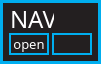
First picture: the form in standalone/advanced/forms/navBoxForm.ui, repository Muse-Kinetics/softstep_editor, before the edit.
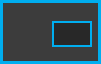
Second picture: the form after the edit. Icons and pictures are not drawn.

Commit message: added stylesheets to resources for dynamically setting the correct keybox number. made backgrounds on setlist, settings, and key windows a bit lighter. matched some colors a little better.

The edit to the form file:
```diff
--- a/standalone/advanced/forms/navBoxForm.ui
+++ b/standalone/advanced/forms/navBoxForm.ui
@@ -16,14 +16,14 @@
   <property name="styleSheet">
    <string notr="true">QWidget
 {
-	background:		rgb(35,31,32);
+	background:		rgb(60, 60, 60);
 	border: 3px solid rgb(0,174,239);
 }
 
 /* ---------- QLabels ------------*/
 QLabel
 {
-	background:		rgba(0,0,0,0);
+	background:		none;
 	color: 				white;
 	font: 				10pt &quot;Futura&quot;;
 	border:				none;
@@ -34,20 +34,26 @@
 	border:				none;
 }
 
-/* ---------- QPushButtons ------------*/
+/*---------- QPushButton ---------*/
 QPushButton
 {
-	background:		rgba(0,0,0,0);
-	color: 				white;
-	font: 				10pt &quot;Futura&quot;;
-	border:				2px solid rgb(0,174,239);
+	background: none;
+	border: none;
+	image: url(:/resources/openkeywindowNav_inactive.png)
+}
+
+QPushButton:pressed
+{
+	background: none;
+	border: none;
+	image: url(:/resources/openkeywindowNav_active.png);
 }
 
 /* ---------- QLineEdit ------------*/
 QLineEdit
 {
-	font: 10pt &quot;Futura&quot;;
-	background: rgba(0,174,239,0);
+	font: 12pt &quot;Droid Sans Mono&quot;;
+	background: rgb(40, 40, 40);
 	border: 2px solid rgb(0,174,239);
 	border-radius: 0px;
 	color: white;
@@ -80,10 +86,10 @@
   <widget class="QPushButton" name="openNavWindow">
    <property name="geometry">
     <rect>
-     <x>9</x>
-     <y>33</y>
+     <x>7</x>
+     <y>0</y>
      <width>40</width>
-     <height>22</height>
+     <height>64</height>
     </rect>
    </property>
    <property name="font">
@@ -93,53 +99,22 @@
     </font>
    </property>
    <property name="text">
-    <string>open</string>
+    <string/>
    </property>
   </widget>
   <widget class="QLineEdit" name="keyName">
    <property name="geometry">
     <rect>
      <x>52</x>
-     <y>33</y>
+     <y>21</y>
      <width>40</width>
-     <height>22</height>
+     <height>26</height>
     </rect>
    </property>
    <property name="maxLength">
     <number>4</number>
    </property>
   </widget>
-  <widget class="QLabel" name="navLabel">
-   <property name="geometry">
-    <rect>
-     <x>10</x>
-     <y>4</y>
-     <width>44</width>
-     <height>30</height>
-    </rect>
-   </property>
-   <property name="font">
-    <font>
-     <family>Futura</family>
-     <pointsize>18</pointsize>
-     <weight>50</weight>
-     <italic>false</italic>
-     <bold>false</bold>
-    </font>
-   </property>
-   <property name="styleSheet">
-    <string notr="true">QLabel
-{
-	font: 18pt &quot;Futura&quot;;
-}</string>
-   </property>
-   <property name="text">
-    <string>NAV</string>
-   </property>
-   <property name="alignment">
-    <set>Qt::AlignLeading|Qt::AlignLeft|Qt::AlignVCenter</set>
-   </property>
-  </widget>
  </widget>
  <resources/>
  <connections/>
```
Left out of the diff: 4 changed lines with no effect on the pictures. The commit also changes 21 other files.
